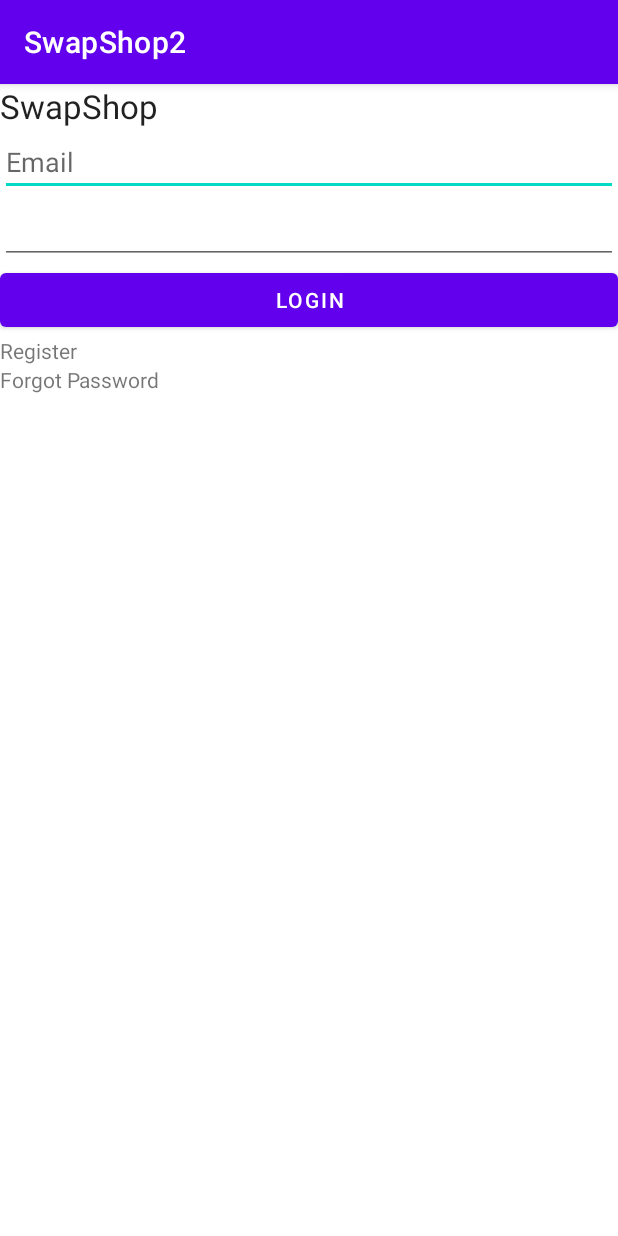
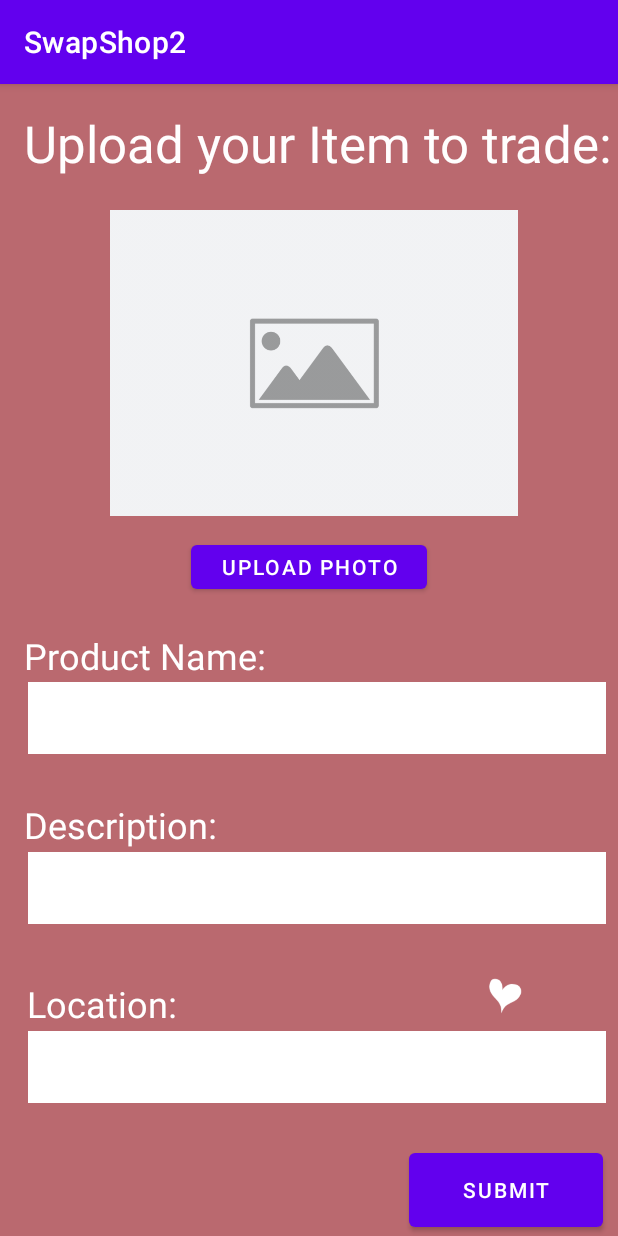
Before and after one commit to Kenre28/SwapShopFinal, an Android app: the screen it shows after launch (MainActivity), on a phone screen of 412 x 824 dp. Run offline under Robolectric (Android 15) with nearby library versions, the phone set to English and light mode, and no system bars; our stand-ins replace Firebase (no records; nobody signed in at launch, a user with empty details on screens opened directly); Roboto replaces fonts that are not available here; 2 statements that could not run were skipped.

Commit message:
Connected Upload Item interface to new repo

```diff
--- a/app/build.gradle
+++ b/app/build.gradle
@@ -39,4 +39,8 @@ dependencies {
     testImplementation 'junit:junit:4.13.2'
     androidTestImplementation 'androidx.test.ext:junit:1.1.3'
     androidTestImplementation 'androidx.test.espresso:espresso-core:3.4.0'
+    implementation('pub.devrel:easypermissions:3.0.0')
+    implementation('com.droidninja:filepicker:2.2.5')
+    implementation('com.github.bumptech.glide:glide:4.13.0')
+    implementation('org.jetbrains.kotlinx:kotlinx-coroutines-android:1.6.3')
 }
--- a/app/src/main/java/com/example/swapshop2/MainActivity.java
+++ b/app/src/main/java/com/example/swapshop2/MainActivity.java
@@ -22,8 +22,8 @@ public class MainActivity extends AppCompatActivity {
     @Override
     protected void onCreate(Bundle savedInstanceState) {
         super.onCreate(savedInstanceState);
-        setContentView(R.layout.activity_main);
-       EditText edtLEmail,edtLPassword;
+        setContentView(R.layout.activity_upload_item);
+        EditText edtLEmail,edtLPassword;
         TextView txtLRegister;
         Button btnLogin;
         FirebaseAuth fAuth;
--- /dev/null
+++ b/app/src/main/res/layout/activity_upload_item.xml
@@ -0,0 +1,181 @@
+<?xml version="1.0" encoding="utf-8"?>
+<androidx.constraintlayout.widget.ConstraintLayout xmlns:android="http://schemas.android.com/apk/res/android"
+    xmlns:app="http://schemas.android.com/apk/res-auto"
+    xmlns:tools="http://schemas.android.com/tools"
+    android:id="@+id/relativeLayout"
+    android:layout_width="match_parent"
+    android:layout_height="match_parent"
+    android:background="@drawable/g"
+    android:orientation="vertical"
+    tools:context=".MainActivity">
+
+
+    <ImageView
+        android:id="@+id/imageView2"
+        android:layout_width="match_parent"
+        android:layout_height="wrap_content"
+        android:contentDescription="Background of screen"
+        app:layout_constraintBottom_toBottomOf="parent"
+        app:layout_constraintStart_toStartOf="parent"
+        app:layout_constraintTop_toTopOf="parent" />
+
+    <TextView
+        android:id="@+id/Item_Heading"
+        android:layout_width="478dp"
+        android:layout_height="96dp"
+        android:layout_marginStart="16dp"
+        android:layout_marginLeft="16dp"
+        android:fontFamily="sans-serif"
+        android:text="Upload your Item to trade:"
+        android:textAppearance="@style/TextAppearance.AppCompat.Large"
+        android:textColor="#FFFEFE"
+        android:textSize="34sp"
+        app:layout_constraintBottom_toBottomOf="parent"
+        app:layout_constraintStart_toStartOf="parent"
+        app:layout_constraintTop_toTopOf="parent"
+        app:layout_constraintVertical_bias="0.025" />
+
+    <Button
+        android:id="@+id/bt_uploadpic"
+        android:layout_width="157dp"
+        android:layout_height="41dp"
+        android:text="Upload Photo"
+        app:layout_constraintBottom_toBottomOf="parent"
+        app:layout_constraintEnd_toEndOf="parent"
+        app:layout_constraintStart_toStartOf="parent"
+        app:layout_constraintTop_toTopOf="parent"
+        app:layout_constraintVertical_bias="0.415"
+        tools:ignore="TouchTargetSizeCheck" />
+
+    <androidx.recyclerview.widget.RecyclerView
+        android:id="@+id/recycler_view"
+        android:layout_width="272dp"
+        android:layout_height="208dp"
+        app:layout_constraintBottom_toBottomOf="parent"
+        app:layout_constraintEnd_toEndOf="@+id/imageView2"
+        app:layout_constraintHorizontal_bias="0.496"
+        app:layout_constraintStart_toStartOf="@+id/imageView2"
+        app:layout_constraintTop_toTopOf="parent"
+        app:layout_constraintVertical_bias="0.147"
+        tools:ignore="SpeakableTextPresentCheck"
+        tools:listitem="@layout/item_main" />
+
+    <TextView
+        android:id="@+id/Product_Name_text"
+        android:layout_width="wrap_content"
+        android:layout_height="wrap_content"
+        android:text="Product Name:"
+        android:textColor="#FFFFFF"
+        android:textSize="24sp"
+        app:layout_constraintBottom_toBottomOf="parent"
+        app:layout_constraintEnd_toEndOf="@+id/imageView2"
+        app:layout_constraintHorizontal_bias="0.063"
+        app:layout_constraintStart_toStartOf="@+id/imageView2"
+        app:layout_constraintTop_toTopOf="parent"
+        app:layout_constraintVertical_bias="0.496" />
+
+    <TextView
+        android:id="@+id/Description_text"
+        android:layout_width="wrap_content"
+        android:layout_height="wrap_content"
+        android:text="Description:"
+        android:textColor="#FFFFFF"
+        android:textSize="24sp"
+        app:layout_constraintBottom_toBottomOf="parent"
+        app:layout_constraintEnd_toEndOf="@+id/imageView2"
+        app:layout_constraintHorizontal_bias="0.056"
+        app:layout_constraintStart_toStartOf="@+id/imageView2"
+        app:layout_constraintTop_toTopOf="parent"
+        app:layout_constraintVertical_bias="0.649" />
+
+    <TextView
+        android:id="@+id/Location_text"
+        android:layout_width="wrap_content"
+        android:layout_height="wrap_content"
+        android:text="Location:"
+        android:textColor="#FFFFFF"
+        android:textSize="24sp"
+        app:layout_constraintBottom_toBottomOf="parent"
+        app:layout_constraintEnd_toEndOf="@+id/imageView2"
+        app:layout_constraintHorizontal_bias="0.057"
+        app:layout_constraintStart_toStartOf="@+id/imageView2"
+        app:layout_constraintTop_toTopOf="parent"
+        app:layout_constraintVertical_bias="0.811" />
+
+    <EditText
+        android:id="@+id/editTextProduct_Name"
+        android:layout_width="385dp"
+        android:layout_height="48dp"
+        android:background="#FFFFFF"
+        android:ems="10"
+        android:inputType="textPersonName"
+        android:textColor="#100101"
+        android:textSize="24sp"
+        app:layout_constraintBottom_toBottomOf="parent"
+        app:layout_constraintEnd_toEndOf="@+id/imageView2"
+        app:layout_constraintHorizontal_bias="0.692"
+        app:layout_constraintStart_toStartOf="@+id/imageView2"
+        app:layout_constraintTop_toTopOf="parent"
+        app:layout_constraintVertical_bias="0.554"
+        tools:ignore="SpeakableTextPresentCheck" />
+
+    <EditText
+        android:id="@+id/editTextDescription"
+        android:layout_width="385dp"
+        android:layout_height="48dp"
+        android:background="#FFFFFF"
+        android:ems="10"
+        android:inputType="textPersonName"
+        android:textColor="#100101"
+        android:textSize="24sp"
+        app:layout_constraintBottom_toBottomOf="parent"
+        app:layout_constraintEnd_toEndOf="@+id/imageView2"
+        app:layout_constraintHorizontal_bias="0.692"
+        app:layout_constraintStart_toStartOf="@+id/imageView2"
+        app:layout_constraintTop_toTopOf="parent"
+        app:layout_constraintVertical_bias="0.711"
+        tools:ignore="SpeakableTextPresentCheck" />
+
+    <EditText
+        android:id="@+id/editTextLocation"
+        android:layout_width="385dp"
+        android:layout_height="48dp"
+        android:background="#FFFFFF"
+        android:ems="10"
+        android:inputType="textPersonName"
+        android:textColor="#100101"
+        android:textSize="24sp"
+        app:layout_constraintBottom_toBottomOf="parent"
+        app:layout_constraintEnd_toEndOf="@+id/imageView2"
+        app:layout_constraintHorizontal_bias="0.692"
+        app:layout_constraintStart_toStartOf="parent"
+        app:layout_constraintTop_toTopOf="parent"
+        app:layout_constraintVertical_bias="0.877"
+        tools:ignore="SpeakableTextPresentCheck" />
+
+    <ImageView
+        android:id="@+id/imageView3"
+        android:layout_width="272dp"
+        android:layout_height="208dp"
+        app:layout_constraintBottom_toBottomOf="parent"
+        app:layout_constraintEnd_toEndOf="@+id/imageView2"
+        app:layout_constraintHorizontal_bias="0.525"
+        app:layout_constraintStart_toStartOf="parent"
+        app:layout_constraintTop_toTopOf="parent"
+        app:layout_constraintVertical_bias="0.147"
+        app:srcCompat="@drawable/image_to_upload" />
+
+    <Button
+        android:id="@+id/btn_Submit"
+        android:layout_width="129dp"
+        android:layout_height="61dp"
+        android:text="Submit"
+        app:layout_constraintBottom_toBottomOf="parent"
+        app:layout_constraintEnd_toEndOf="@+id/imageView2"
+        app:layout_constraintHorizontal_bias="0.964"
+        app:layout_constraintStart_toStartOf="parent"
+        app:layout_constraintTop_toTopOf="parent"
+        app:layout_constraintVertical_bias="1.0" />
+
+
+</androidx.constraintlayout.widget.ConstraintLayout>
--- a/settings.gradle
+++ b/settings.gradle
@@ -10,6 +10,8 @@ dependencyResolutionManagement {
     repositories {
         google()
         mavenCentral()
+        jcenter()
+        maven {url "https://jitpack.io"}
     }
 }
 rootProject.name = "SwapShop2"
```
Also changed, not shown: app/src/main/AndroidManifest.xml (+5 -2 lines), app/src/main/java/com/example/swapshop2/Upload_Item.java (added, +126 -0 lines), app/src/main/java/com/example/swapshop2/Upload_Item_Adapter.java (added, +55 -0 lines), app/src/main/res/layout/item_main.xml (added, +15 -0 lines), app/src/main/res/values/themes.xml (+14 -0 lines), app/src/main/res/drawable-v24/g.png (added), app/src/main/res/drawable-v24/image_to_upload.jpg (added).
